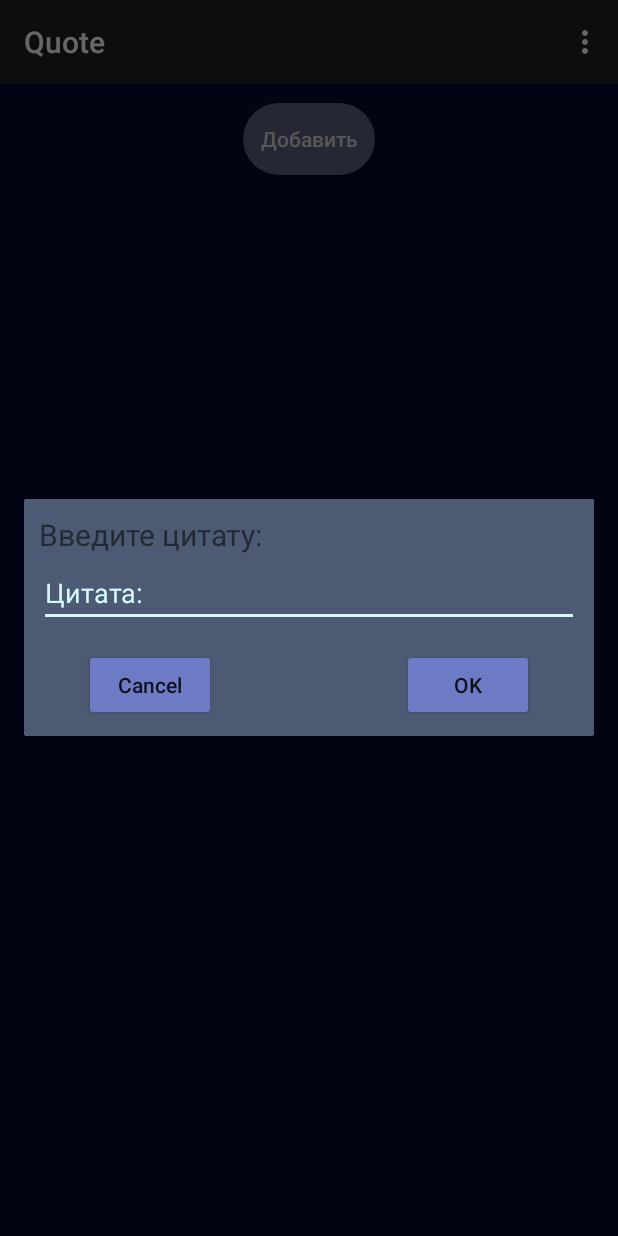
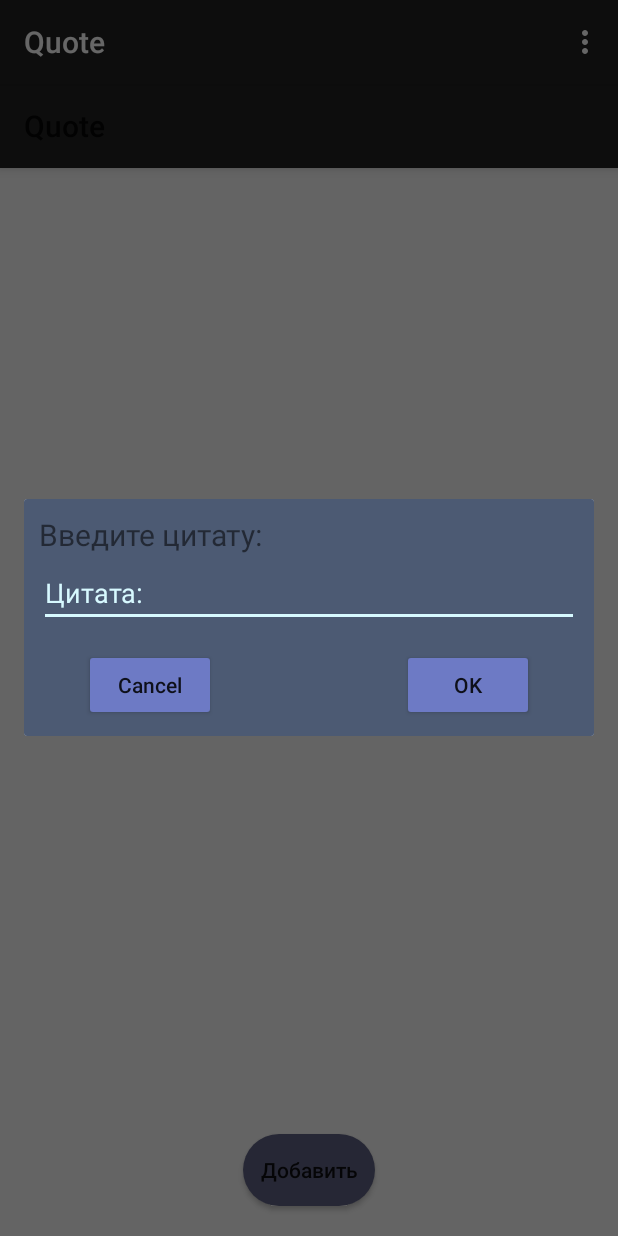
Before and after one commit to TimSin5599/Quote, an Android app: the screen it shows after launch (MainActivity), after a tap on "Добавить", on a phone screen of 412 x 824 dp. Run offline under Robolectric (Android 15) with nearby library versions, the phone set to English and light mode, and no system bars; our stand-ins replace Firebase (no records; nobody signed in at launch, a user with empty details on screens opened directly).

Commit message:
main layout

```diff
--- a/app/src/main/res/layout/activity_main.xml
+++ b/app/src/main/res/layout/activity_main.xml
@@ -1,30 +1,77 @@
 <?xml version="1.0" encoding="utf-8"?>
-<RelativeLayout xmlns:android="http://schemas.android.com/apk/res/android"
+<androidx.drawerlayout.widget.DrawerLayout
+    xmlns:android="http://schemas.android.com/apk/res/android"
     xmlns:app="http://schemas.android.com/apk/res-auto"
     xmlns:tools="http://schemas.android.com/tools"
     android:layout_width="match_parent"
     android:layout_height="match_parent"
-    android:background="@color/deepPurple"
+    android:id="@+id/drawer_layout"
+    android:fitsSystemWindows="true"
     tools:context=".MainActivity"
-    android:padding="5dp">
+    style="@style/Base.Theme.Quote"
+    tools:openDrawer="start">
+    <RelativeLayout
+        android:layout_width="match_parent"
+        android:layout_height="match_parent"
+        style="@style/Base.Theme.Quote">
+
+        <com.google.android.material.appbar.AppBarLayout
+            app:layout_constraintStart_toStartOf="parent"
+            app:layout_constraintTop_toTopOf="parent"
+            app:layout_constraintEnd_toEndOf="parent"
+            android:id="@+id/AppBarLayout"
+            android:layout_width="match_parent"
+            android:layout_height="wrap_content">
+
+            <androidx.appcompat.widget.Toolbar
+                android:layout_width="match_parent"
+                android:layout_height="wrap_content"
+                android:minHeight="?attr/actionBarSize"
+                android:id="@+id/toolbar"
+                android:theme="@style/ToolBarStyle"
+                app:title="Quote">
+            </androidx.appcompat.widget.Toolbar>
+
+        </com.google.android.material.appbar.AppBarLayout>
 
         <Button
+            style="@style/ButtonAddStyle"
             android:id="@+id/buttonAdd"
             android:layout_width="wrap_content"
             android:layout_height="wrap_content"
             android:layout_centerHorizontal="true"
-        android:layout_marginTop="7dp"
+            android:layout_alignParentBottom="true"
+            android:layout_marginBottom="20dp"
             android:background="@drawable/button"
             android:text="@string/Add"
-        android:textAllCaps="false"
-        android:textColor="@color/warmGrey" />
+            android:textAllCaps="false" />
+
+        <androidx.recyclerview.widget.RecyclerView
+            android:layout_width="match_parent"
+            android:layout_height="wrap_content"
+            android:id="@+id/recycleViewCategories"
+            android:layout_below="@+id/AppBarLayout"
+            >
+
+        </androidx.recyclerview.widget.RecyclerView>
 
         <androidx.recyclerview.widget.RecyclerView
             android:id="@+id/recycleView"
             android:layout_width="match_parent"
             android:layout_height="match_parent"
-        android:layout_alignParentTop="true"
-        android:layout_alignParentEnd="true"
-        android:layout_alignParentBottom="true"
-        android:layout_marginTop="70dp" />
+            android:layout_below="@+id/recycleViewCategories"
+            android:layout_marginBottom="90dp"
+            />
     </RelativeLayout>
+
+    <com.google.android.material.navigation.NavigationView
+        android:layout_width="wrap_content"
+        android:layout_height="match_parent"
+        android:id="@+id/nav_view"
+        android:layout_gravity="start"
+        app:menu="@menu/menu_category"
+        style="@style/NavigationLayoutStyle"
+        >
+
+    </com.google.android.material.navigation.NavigationView>
+</androidx.drawerlayout.widget.DrawerLayout>
```
Lines whose indentation alone changed are shown as unchanged.
